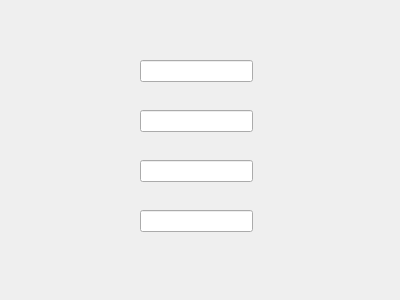
First picture: the form in project_1/signup.ui, repository mobinamassah/Messenger_project, before the edit.
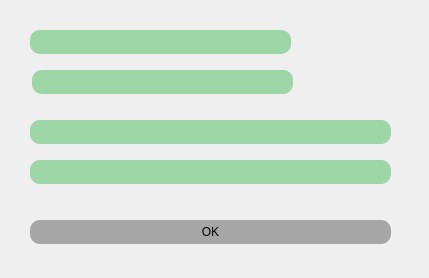
Second picture: the form after the edit. Icons and pictures are not drawn.

```diff
--- a/project_1/signup.ui
+++ b/project_1/signup.ui
@@ -6,8 +6,8 @@
    <rect>
     <x>0</x>
     <y>0</y>
-    <width>400</width>
-    <height>300</height>
+    <width>429</width>
+    <height>278</height>
    </rect>
   </property>
   <property name="windowTitle">
@@ -16,12 +16,15 @@
   <widget class="QLabel" name="label">
    <property name="geometry">
     <rect>
-     <x>48</x>
-     <y>70</y>
-     <width>191</width>
-     <height>161</height>
+     <x>0</x>
+     <y>0</y>
+     <width>431</width>
+     <height>281</height>
     </rect>
    </property>
+   <property name="styleSheet">
+    <string notr="true">border-image: url(:/pic22/pic2.jpg);</string>
+   </property>
    <property name="text">
     <string/>
    </property>
@@ -29,41 +32,103 @@
   <widget class="QLineEdit" name="lineEdit">
    <property name="geometry">
     <rect>
-     <x>140</x>
-     <y>60</y>
-     <width>113</width>
-     <height>22</height>
+     <x>30</x>
+     <y>30</y>
+     <width>261</width>
+     <height>24</height>
     </rect>
    </property>
+   <property name="styleSheet">
+    <string notr="true">
+
+
+border-rAdius:10px;
+background-color: rgb(158, 213, 166);</string>
+   </property>
   </widget>
   <widget class="QLineEdit" name="lineEdit_2">
    <property name="geometry">
     <rect>
-     <x>140</x>
-     <y>110</y>
-     <width>113</width>
-     <height>22</height>
+     <x>32</x>
+     <y>70</y>
+     <width>261</width>
+     <height>24</height>
     </rect>
    </property>
+   <property name="styleSheet">
+    <string notr="true">
+border-rAdius:10px;
+background-color: rgb(158, 213, 166);</string>
+   </property>
   </widget>
   <widget class="QLineEdit" name="lineEdit_3">
    <property name="geometry">
     <rect>
-     <x>140</x>
-     <y>160</y>
-     <width>113</width>
-     <height>22</height>
+     <x>30</x>
+     <y>120</y>
+     <width>361</width>
+     <height>24</height>
     </rect>
    </property>
+   <property name="styleSheet">
+    <string notr="true">
+border-rAdius:10px;
+background-color: rgb(158, 213, 166);</string>
+   </property>
   </widget>
   <widget class="QLineEdit" name="lineEdit_4">
    <property name="geometry">
     <rect>
-     <x>140</x>
-     <y>210</y>
-     <width>113</width>
-     <height>22</height>
+     <x>30</x>
+     <y>160</y>
+     <width>361</width>
+     <height>24</height>
     </rect>
+   </property>
+   <property name="styleSheet">
+    <string notr="true">
+border-rAdius:10px;
+background-color: rgb(158, 213, 166);</string>
+   </property>
+  </widget>
+  <widget class="QPushButton" name="pushButton">
+   <property name="geometry">
+    <rect>
+     <x>30</x>
+     <y>220</y>
+     <width>361</width>
+     <height>24</height>
+    </rect>
+   </property>
+   <property name="styleSheet">
+    <string notr="true">font: 14pt &quot;Courgette&quot;;
+color: rgb(0, 0, 0);
+background-color: rgb(166, 166, 166);
+
+border-rAdius:10px;
+</string>
+   </property>
+   <property name="text">
+    <string>OK</string>
+   </property>
+  </widget>
+  <widget class="QLabel" name="label_2">
+   <property name="geometry">
+    <rect>
+     <x>320</x>
+     <y>20</y>
+     <width>81</width>
+     <height>81</height>
+    </rect>
+   </property>
+   <property name="styleSheet">
+    <string notr="true">border-image: url(:/sticker/pic2.jpeg);
+
+border-rAdius:10px;
+</string>
+   </property>
+   <property name="text">
+    <string/>
    </property>
   </widget>
  </widget>
```
